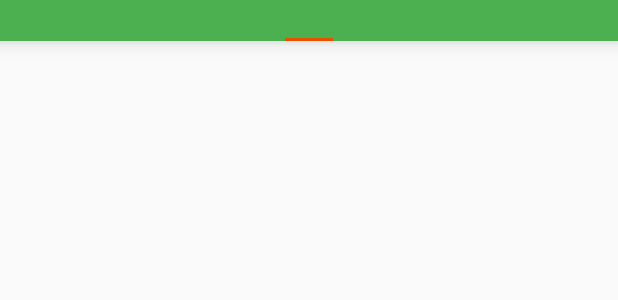
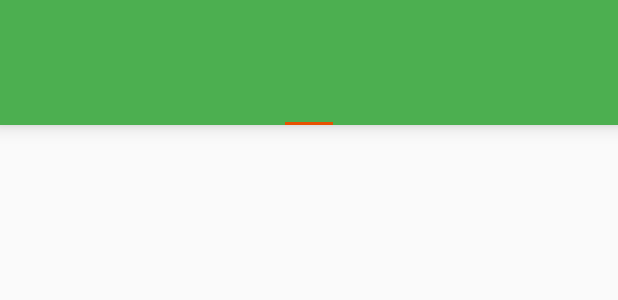
Before and after one commit to cypressious/KitMensaAndroid, an Android app: the layout main_new.xml on its own in the app's theme, with its tools: preview values and no code run, on a phone screen of 412 x 824 dp. Shown: the top 300 px of the screen. Run offline under Robolectric (Android 15) with nearby library versions, the phone set to English and light mode, and no system bars; network calls fail.

Commit message:
Upgrade to SDK 36

```diff
--- a/app/src/main/java/androidx/viewpager/widget/UnderlinePagerTitleStrip.java
+++ b/app/src/main/java/androidx/viewpager/widget/UnderlinePagerTitleStrip.java
@@ -7,6 +7,8 @@ import android.graphics.Paint;
 import android.util.AttributeSet;
 
 import com.cypressworks.mensaplan.R;
+
+import androidx.annotation.NonNull;
 
 /**
  * Created by Kirill on 29.10.2014.
@@ -37,7 +39,7 @@ public class UnderlinePagerTitleStrip extends PagerTitleStrip {
     }
 
     @Override
-    protected void onDraw(final Canvas canvas) {
+    protected void onDraw(@NonNull final Canvas canvas) {
         super.onDraw(canvas);
 
         final int bottom = getHeight();
--- a/app/src/main/res/layout/main_new.xml
+++ b/app/src/main/res/layout/main_new.xml
@@ -1,7 +1,15 @@
 <?xml version="1.0" encoding="utf-8"?>
 
-<androidx.drawerlayout.widget.DrawerLayout xmlns:android="http://schemas.android.com/apk/res/android"
+<androidx.coordinatorlayout.widget.CoordinatorLayout
+    xmlns:android="http://schemas.android.com/apk/res/android"
+    xmlns:app="http://schemas.android.com/apk/res-auto"
     xmlns:tools="http://schemas.android.com/tools"
+    android:layout_width="match_parent"
+    android:layout_height="match_parent"
+    android:fitsSystemWindows="true"
+    app:statusBarBackground="@color/primary">
+
+    <androidx.drawerlayout.widget.DrawerLayout
         android:id="@+id/drawer_layout"
         android:layout_width="match_parent"
         android:layout_height="match_parent">
@@ -28,7 +36,7 @@
                     android:paddingTop="4dp"
                     android:paddingRight="16dp"
                     android:paddingBottom="4dp"
-                tools:targetApi="lollipop" />
+                    tools:targetApi="lollipop"/>
             </androidx.viewpager.widget.ViewPager>
 
 
@@ -40,5 +48,6 @@
             android:layout_height="match_parent"
             android:layout_gravity="left"
             android:background="?android:colorBackground"
-        android:choiceMode="singleChoice" />
+            android:choiceMode="singleChoice"/>
     </androidx.drawerlayout.widget.DrawerLayout>
+</androidx.coordinatorlayout.widget.CoordinatorLayout>
--- a/build.gradle
+++ b/build.gradle
@@ -4,7 +4,7 @@ buildscript {
         mavenCentral()
     }
     dependencies {
-        classpath 'com.android.tools.build:gradle:8.5.1'
+        classpath 'com.android.tools.build:gradle:8.10.1'
     }
 }
 
--- a/gradle.properties
+++ b/gradle.properties
@@ -5,6 +5,5 @@ org.gradle.jvmargs=-Xmx4096m
 org.gradle.configureondemand=true
 org.gradle.parallel=true
 android.useAndroidX=true
-android.enableJetifier=true
-android.defaults.buildfeatures.buildconfig=true
+#android.enableJetifier=true
 android.enableR8.fullMode=false
```
Also changed, not shown: app/build.gradle (+11 -8 lines), app/src/main/java/com/cypressworks/mensaplan/HappyCowActivity.java (+12 -13 lines), app/src/main/java/com/cypressworks/mensaplan/MainActivity.java (+4 -9 lines), app/src/main/java/com/cypressworks/mensaplan/food/PlanFragment.java (+6 -6 lines), gradle/wrapper/gradle-wrapper.properties. Lines whose indentation alone changed are shown as unchanged.
